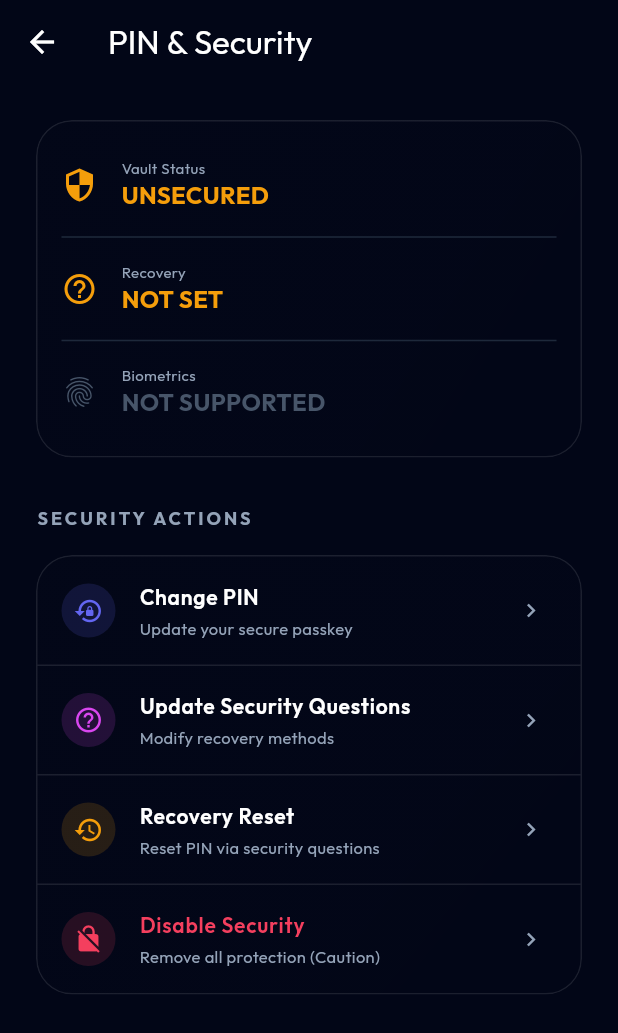
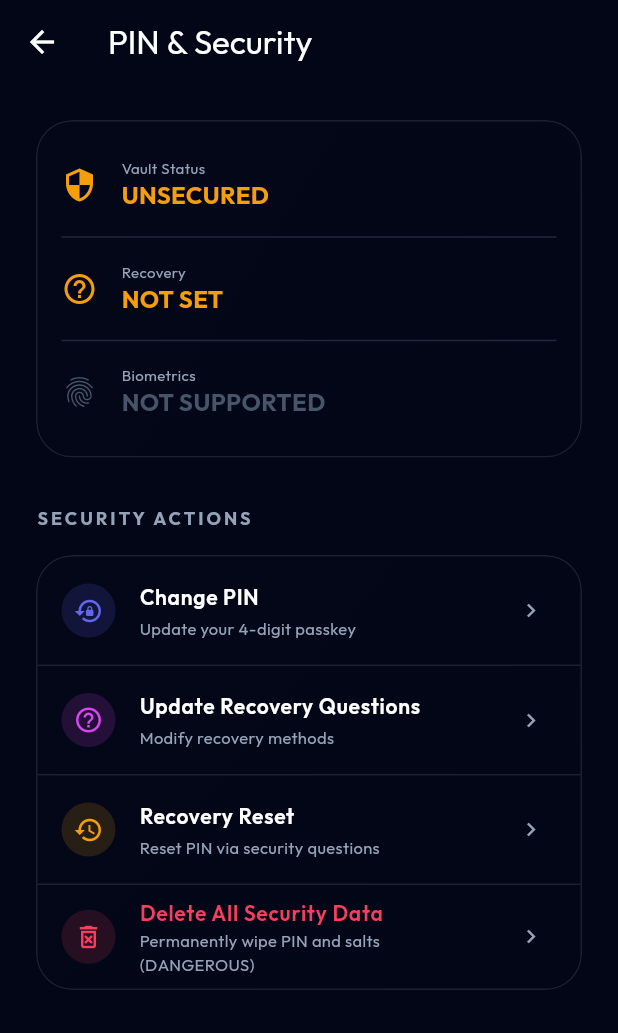
Before and after one commit to ajay99511/DayVault, a Flutter app: the PinManagementScreen screen opened directly, on a phone screen of 412 x 824 dp. Shown: the top 1033 px of the screen. Run offline on Flutter 3.47's test engine with Material 3 defaults, Android fonts, the phone set to English and light mode, and no system bars; our stand-ins replace battery_plus, cached_network_image, device_info_plus, file_picker, flutter_riverpod, flutter_secure_storage and 5 more; missing offline and left inert: encrypt, photo_manager, pointycastle, system_info2; accounts and stored records are empty; generated files the repository leaves out were written again.

Commit message:
🔐 Strict PIN Enforcement    - Global Consistency: Defined SecurityConstants.pinLength = 4 in the configuration layer.    - Strict Validation: Updated SecurityService and all UI components (LockScreen, PinSetupScreen, ForgotPinScreen,      PinManagementScreen) to strictly enforce this length, ensuring deterministic behavior across the system.
  🏗️ Object-Oriented State Tracking
   - SecurityVaultStatus: Introduced a new high-level state model that tracks three critical dimensions of the security
     system:
       - isConfigured: Does a PIN/Salt exist in the physical secure storage?
       - isEnabled: Is the user preference set to require protection on launch?
       - isUnlocked: Is the encryption key currently active in the secure memory cache?
   - State Transition Integrity: The system now intelligently detects if it's in a canReactivate state (PIN exists but
     disabled), ensuring a seamless path back to full protection.

```diff
--- a/lib/config/constants.dart
+++ b/lib/config/constants.dart
@@ -49,3 +49,9 @@ const List<String> essentialFeelings = [
   "Lonely",
   "Confused",
 ];
+
+class SecurityConstants {
+  static const int pinLength = 4;
+  static const int maxAttempts = 5;
+  static const int lockoutDurationSeconds = 30;
+}
--- a/lib/screens/lock_screen.dart
+++ b/lib/screens/lock_screen.dart
@@ -123,7 +123,7 @@ class _LockScreenState extends ConsumerState<LockScreen>
   Future<void> handleTap(String val) async {
     if (isLoading) return;
 
-    if (pin.length < 4) {
+    if (pin.length < SecurityConstants.pinLength) {
       setState(() {
         pin += val;
         isError = false;
@@ -131,7 +131,7 @@ class _LockScreenState extends ConsumerState<LockScreen>
       });
       HapticFeedback.lightImpact();
 
-      if (pin.length >= 4) {
+      if (pin.length >= SecurityConstants.pinLength) {
         // Auto-verify when 4+ digits entered
         await _verifyPin();
       }
@@ -139,7 +139,7 @@ class _LockScreenState extends ConsumerState<LockScreen>
   }
 
   Future<void> _verifyPin() async {
-    if (pin.length < 4) return;
+    if (pin.length < SecurityConstants.pinLength) return;
 
     final result = await _securityService.verifyPin(pin);
 
@@ -323,7 +323,7 @@ class _LockScreenState extends ConsumerState<LockScreen>
                   child: Row(
                     mainAxisAlignment: MainAxisAlignment.center,
                     children: List.generate(
-                      4,
+                      SecurityConstants.pinLength,
                       (index) => AnimatedContainer(
                         duration: const Duration(milliseconds: 300),
                         margin: const EdgeInsets.symmetric(horizontal: 8),
--- a/lib/screens/pin_management_screen.dart
+++ b/lib/screens/pin_management_screen.dart
@@ -170,19 +170,24 @@ class _PinManagementScreenState extends ConsumerState<PinManagementScreen> {
       builder: (ctx) => StatefulBuilder(
         builder: (ctx, setDialogState) => AlertDialog(
           backgroundColor: AppColors.slate900,
-          title: const Text('Disable All Security', style: TextStyle(color: Colors.white)),
+          title: const Text('Delete Security Data?', style: TextStyle(color: AppColors.rose500)),
           content: Column(
             mainAxisSize: MainAxisSize.min,
             children: [
-              const Text('This will remove your PIN and disable all protection. Enter PIN to confirm.', style: TextStyle(color: AppColors.slate400, fontSize: 12)),
+              const Text(
+                'This action will permanently delete your PIN, salts, and recovery questions. '
+                'Security will be completely disabled. This is irreversible.',
+                style: TextStyle(color: AppColors.slate400, fontSize: 12),
+              ),
               const SizedBox(height: 16),
               if (error != null) Text(error!, style: const TextStyle(color: AppColors.rose500, fontSize: 12)),
               TextField(
                 controller: pinController,
                 obscureText: true,
                 keyboardType: TextInputType.number,
+                maxLength: SecurityConstants.pinLength,
                 style: const TextStyle(color: Colors.white),
-                decoration: const InputDecoration(labelText: 'Confirm PIN', labelStyle: TextStyle(color: AppColors.slate400)),
+                decoration: const InputDecoration(labelText: 'Verify Current PIN', labelStyle: TextStyle(color: AppColors.slate400)),
               ),
             ],
           ),
@@ -201,7 +206,7 @@ class _PinManagementScreenState extends ConsumerState<PinManagementScreen> {
                 }
               },
               style: ElevatedButton.styleFrom(backgroundColor: AppColors.rose500),
-              child: const Text('DISABLE', style: TextStyle(color: Colors.white)),
+              child: const Text('DELETE EVERYTHING', style: TextStyle(color: Colors.white)),
             ),
           ],
         ),
@@ -230,11 +235,11 @@ class _PinManagementScreenState extends ConsumerState<PinManagementScreen> {
                     padding: const EdgeInsets.only(bottom: 12),
                     child: Text(error!, style: const TextStyle(color: AppColors.rose500, fontSize: 12)),
                   ),
-                TextField(controller: oldPinController, obscureText: true, keyboardType: TextInputType.number, maxLength: 6, style: const TextStyle(color: Colors.white), decoration: const InputDecoration(labelText: 'Current PIN', labelStyle: TextStyle(color: AppColors.slate400))),
+                TextField(controller: oldPinController, obscureText: true, keyboardType: TextInputType.number, maxLength: SecurityConstants.pinLength, style: const TextStyle(color: Colors.white), decoration: const InputDecoration(labelText: 'Current PIN', labelStyle: TextStyle(color: AppColors.slate400))),
                 const SizedBox(height: 8),
-                TextField(controller: newPinController, obscureText: true, keyboardType: TextInputType.number, maxLength: 6, style: const TextStyle(color: Colors.white), decoration: const InputDecoration(labelText: 'New PIN', labelStyle: TextStyle(color: AppColors.slate400))),
+                TextField(controller: newPinController, obscureText: true, keyboardType: TextInputType.number, maxLength: SecurityConstants.pinLength, style: const TextStyle(color: Colors.white), decoration: const InputDecoration(labelText: 'New PIN', labelStyle: TextStyle(color: AppColors.slate400))),
                 const SizedBox(height: 8),
-                TextField(controller: confirmPinController, obscureText: true, keyboardType: TextInputType.number, maxLength: 6, style: const TextStyle(color: Colors.white), decoration: const InputDecoration(labelText: 'Confirm New PIN', labelStyle: TextStyle(color: AppColors.slate400))),
+                TextField(controller: confirmPinController, obscureText: true, keyboardType: TextInputType.number, maxLength: SecurityConstants.pinLength, style: const TextStyle(color: Colors.white), decoration: const InputDecoration(labelText: 'Confirm New PIN', labelStyle: TextStyle(color: AppColors.slate400))),
           ],
         ),
       ),
@@ -242,7 +247,7 @@ class _PinManagementScreenState extends ConsumerState<PinManagementScreen> {
         TextButton(onPressed: () => Navigator.pop(ctx), child: const Text('CANCEL', style: TextStyle(color: AppColors.slate400))),
         ElevatedButton(
           onPressed: () async {
-                if (newPinController.text.length < 4) {
+            if (newPinController.text.length < SecurityConstants.pinLength) {
               setDialogState(() => error = 'New PIN too short');
               return;
             }
@@ -296,7 +301,7 @@ class _PinManagementScreenState extends ConsumerState<PinManagementScreen> {
                   controller: newPinController,
                   obscureText: true,
                   keyboardType: TextInputType.number,
-                  maxLength: 6,
+                  maxLength: SecurityConstants.pinLength,
                   style: const TextStyle(color: Colors.white),
                   decoration: const InputDecoration(labelText: 'New PIN', labelStyle: TextStyle(color: AppColors.slate400)),
                 ),
@@ -311,6 +316,10 @@ class _PinManagementScreenState extends ConsumerState<PinManagementScreen> {
                   if (result.success) setDialogState(() => step = 1);
                   else setDialogState(() => error = result.error ?? 'Verification failed');
                 } else {
+                  if (newPinController.text.length < SecurityConstants.pinLength) {
+                    setDialogState(() => error = 'PIN too short');
+                    return;
+                  }
                   final result = await _securityService.resetPinViaSecurityQuestions(answerControllers.map((c) => c.text).toList(), newPinController.text);
                   if (result.success) {
                     Navigator.pop(ctx);
@@ -377,13 +386,13 @@ class _PinManagementScreenState extends ConsumerState<PinManagementScreen> {
                     ),
                   if (_pinIsSet && _biometricAvailable) Divider(color: Colors.white.withValues(alpha: 0.1), height: 1),
 
-                  _actionTile(Icons.lock_reset, AppColors.indigo500, 'Change PIN', 'Update your secure passkey', _showChangePinDialog),
+                  _actionTile(Icons.lock_reset, AppColors.indigo500, 'Change PIN', 'Update your ${SecurityConstants.pinLength}-digit passkey', _showChangePinDialog),
                   Divider(color: Colors.white.withValues(alpha: 0.1), height: 1),
-                  _actionTile(Icons.help_outline, AppColors.fuchsia500, 'Update Security Questions', 'Modify recovery methods', _showUpdateQuestionsDialog),
+                  _actionTile(Icons.help_outline, AppColors.fuchsia500, 'Update Recovery Questions', 'Modify recovery methods', _showUpdateQuestionsDialog),
                   Divider(color: Colors.white.withValues(alpha: 0.1), height: 1),
                   _actionTile(Icons.history, AppColors.amber500, 'Recovery Reset', 'Reset PIN via security questions', _showResetPinViaQuestionsDialog),
                   Divider(color: Colors.white.withValues(alpha: 0.1), height: 1),
-                  _actionTile(Icons.no_encryption, AppColors.rose500, 'Disable Security', 'Remove all protection (Caution)', _showDisableSecurityDialog, isDestructive: true),
+                  _actionTile(Icons.delete_forever_outlined, AppColors.rose500, 'Delete All Security Data', 'Permanently wipe PIN and salts (DANGEROUS)', _showDisableSecurityDialog, isDestructive: true),
                 ],
               ),
             ),
--- a/lib/services/security_service.dart
+++ b/lib/services/security_service.dart
@@ -11,6 +11,7 @@ import 'package:pointycastle/macs/hmac.dart';
 import 'package:pointycastle/digests/sha256.dart';
 import 'package:pointycastle/key_derivators/api.dart';
 import '../config/security_questions.dart';
+import '../config/constants.dart';
 
 /// Security service handling PIN hashing, rate limiting, and data encryption.
 ///
@@ -36,8 +37,8 @@ class SecurityService {
   Uint8List? _cachedEncryptionKey;
 
   // Security constants
-  static const int _maxAttempts = 5;
-  static const int _lockoutDurationSeconds = 30;
+  static const int _maxAttempts = SecurityConstants.maxAttempts;
+  static const int _lockoutDurationSeconds = SecurityConstants.lockoutDurationSeconds;
   static const String _saltKey = 'security_salt';
   static const String _encryptionSaltKey = 'encryption_salt';
   static const String _pinHashKey = 'pin_hash';
@@ -50,6 +51,21 @@ class SecurityService {
 
   // Biometric authentication
   final LocalAuthentication _localAuth = LocalAuthentication();
+
+  /// Get the overall status of the security vault
+  Future<SecurityVaultStatus> getVaultStatus(bool settingsEnabled) async {
+    final pinSet = await isPinSet();
+    return SecurityVaultStatus(
+      isConfigured: pinSet,
+      isEnabled: settingsEnabled,
+      isUnlocked: _cachedEncryptionKey != null,
+    );
+  }
+
+  /// Clear the encryption key from memory
+  void lockVault() {
+    _cachedEncryptionKey = null;
+  }
 
   /// Generate a random salt for PIN hashing
   String _generateSalt() {
@@ -257,7 +273,7 @@ class SecurityService {
     if (!_isValidPin(newPin)) {
       return PinVerificationResult(
         success: false,
-        error: 'New PIN must be 4-6 digits',
+        error: 'New PIN must be exactly ${SecurityConstants.pinLength} digits',
       );
     }
 
@@ -307,9 +323,9 @@ class SecurityService {
     return PinVerificationResult(success: true);
   }
 
-  /// Validate PIN format (4-6 digits only)
+  /// Validate PIN format (strict length)
   bool _isValidPin(String pin) {
-    return RegExp(r'^\d{4,6}$').hasMatch(pin);
+    return RegExp('^\\d{${SecurityConstants.pinLength}}\$').hasMatch(pin);
   }
 
   /// Get remaining attempts before lockout
@@ -533,6 +549,25 @@ class SecurityService {
   }
 }
 
+/// High-level representation of the security vault state (OOD)
+class SecurityVaultStatus {
+  /// Whether a PIN and salts are configured in secure storage
+  final bool isConfigured;
+  /// Whether the user has enabled the security system in settings
+  final bool isEnabled;
+  /// Whether the encryption key is currently available in memory
+  final bool isUnlocked;
+
+  SecurityVaultStatus({
+    required this.isConfigured,
+    required this.isEnabled,
+    required this.isUnlocked,
+  });
+
+  bool get needsSetup => !isConfigured;
+  bool get canReactivate => isConfigured && !isEnabled;
+}
+
 /// Result of PIN verification attempt
 class PinVerificationResult {
   final bool success;
```
Also changed, not shown: lib/screens/forgot_pin_screen.dart (+5 -5 lines), lib/screens/pin_setup_screen.dart (+6 -5 lines), lib/screens/profile_screen.dart (+99 -14 lines). Lines whose indentation alone changed are shown as unchanged.
